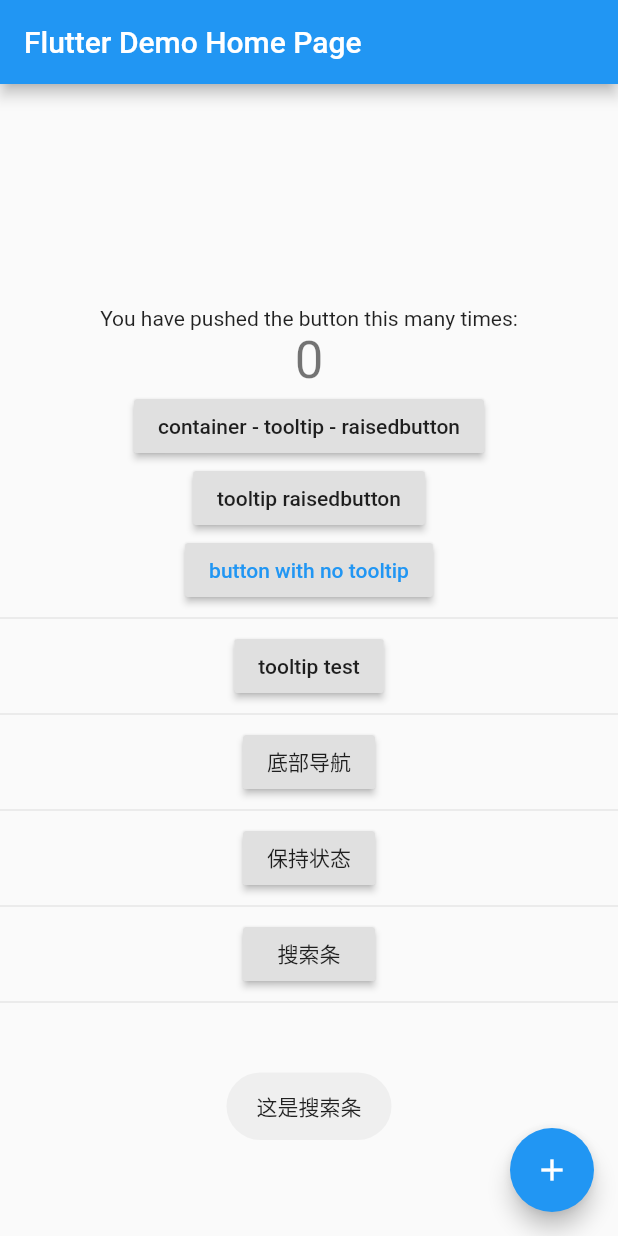
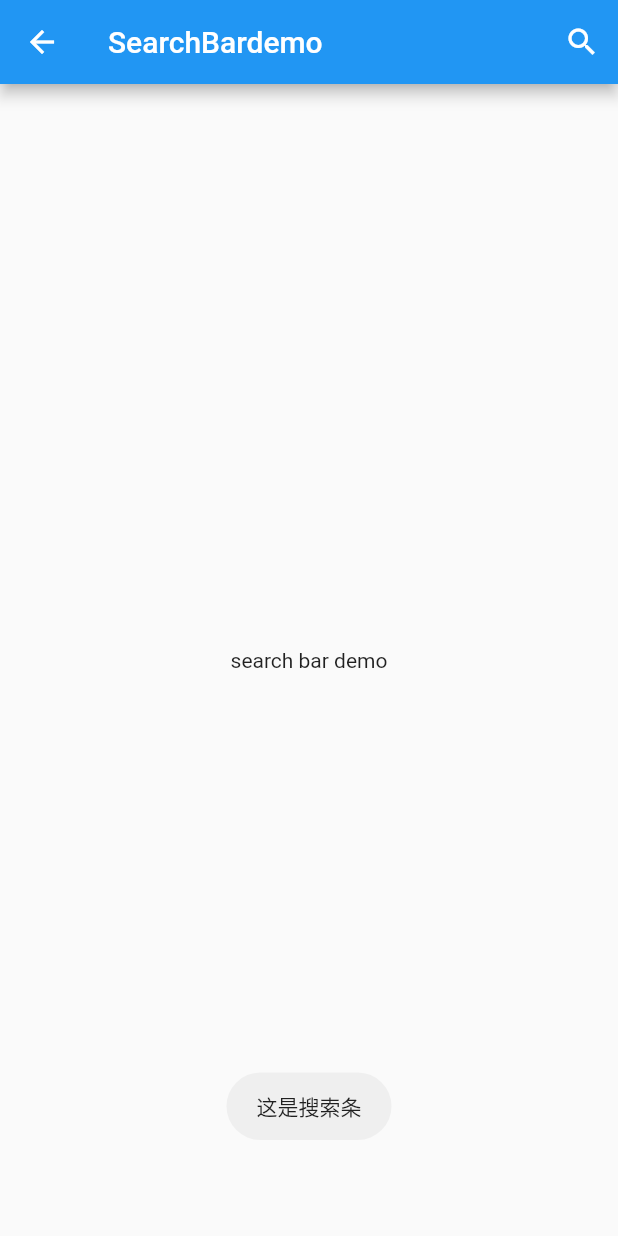
Before and after one commit to wjcwsq/flutter_study, a Flutter app: the screen it shows after launch, after a tap on "搜索条", on a phone screen of 412 x 824 dp. Run offline on Flutter 3.47's test engine with Material 2 defaults, Android fonts, the phone set to English and light mode, and no system bars; our stand-ins replace fluttertoast.

Commit message:
搜索栏功能

```diff
--- a/lib/main.dart
+++ b/lib/main.dart
@@ -3,6 +3,7 @@ import 'package:flutter_study/keep_state/keep_alive.dart';
 import 'package:flutter_study/tooltip/tooltip.dart';
 import 'package:flutter_study/bottom_navi/bottom_navigation.dart';
 import 'package:fluttertoast/fluttertoast.dart';
+import 'search_bar/search_bar_demo.dart';
 
 void main() => runApp(MyApp());
 
@@ -163,6 +164,9 @@ class _MyHomePageState extends State<MyHomePage> {
               child: Text('搜索条'),
               onPressed: (){
                 Fluttertoast.showToast(msg: '这是搜索条');
+                Navigator.push(context, MaterialPageRoute(
+                  builder: (context) => SearchBarDemo(),
+                ));
               },
             ),
             Divider(),
--- /dev/null
+++ b/lib/search_bar/asset.dart
@@ -0,0 +1,17 @@
+
+
+// 模拟数据
+// 搜索列表，应该是从数据库中查出来
+const searchList =[
+  'jiejie-one',
+  'jiejie-two',
+  'gege-one',
+  'gege-two',
+];
+
+// 模拟数据
+// 最近搜索文字，每次搜索后，要保存在本地，下次搜时查出来
+const recentSuggest = [
+  'suggest-one',
+  'suggest-two',
+];
--- /dev/null
+++ b/lib/search_bar/search_bar_demo.dart
@@ -0,0 +1,113 @@
+import 'package:flutter/material.dart';
+import 'asset.dart';
+
+
+class SearchBarDemo extends StatefulWidget{
+
+  @override
+  _SearchBarDemoState createState() => _SearchBarDemoState();
+}
+
+class _SearchBarDemoState extends State<SearchBarDemo>{
+
+  @override
+  Widget build(BuildContext context){
+    return Scaffold( //
+      appBar: AppBar(
+        title: Text('SearchBardemo'),
+        actions: <Widget>[
+          IconButton(
+            icon: Icon(Icons.search),
+            onPressed: (){
+              print('search');
+              // showSearch 是个顶级方法，调用 SearchDelegate<T> 显示搜索窗口
+              showSearch(context: context, delegate: SearchBarDelegate(), );
+            },
+
+          ),
+        ],
+      ),
+      // 这里不加body，也能正常显示
+      body: Center(
+        child: Text('search bar demo'),
+      ),
+    );
+  }
+}
+
+// 目前没有实现，点推荐项后，自动完成搜索
+// 回车完成搜索
+class SearchBarDelegate extends SearchDelegate<String>{
+
+  // 输入框右侧，构建一个叉，点后清空输入内容
+  @override
+  List<Widget> buildActions(BuildContext context){
+    return [
+      IconButton(
+        icon: Icon(Icons.clear),
+        onPressed: () => query = '',
+      ),
+
+    ];
+  }
+
+  // 左侧的返回按钮，动画，关闭窗口
+  @override
+  Widget buildLeading(BuildContext context){
+    return IconButton(
+      icon: AnimatedIcon(
+        // 这是左侧返回的图标样式
+        icon: AnimatedIcons.menu_arrow,
+        //icon: AnimatedIcons.home_menu,
+        progress: transitionAnimation,
+      ),
+      onPressed:() {
+          print('close search');
+          close(context, null);
+        },
+    );
+  }
+
+  // 搜到内容后，显示在页面中
+  @override
+  Widget buildResults(BuildContext context){
+    return Container(
+      width: 100,
+      height:100,
+      child: Card(
+        color: Colors.redAccent,
+        child: Center(
+          child: Text(query),
+        ),
+      ),
+    );
+  }
+
+  // 根据输入内容，自动显示推荐列表
+  @override
+  Widget buildSuggestions(BuildContext context){
+    final suggestionList = query.isEmpty
+        ? recentSuggest
+        : searchList.where((input) => input.startsWith(query)).toList();
+
+    return ListView.builder(
+      itemCount: suggestionList.length,
+      itemBuilder:(context, index) => ListTile(
+        title: RichText(
+          text: TextSpan(
+            text: suggestionList[index].substring(0, query.length),
+            style: TextStyle(color: Colors.black, fontWeight: FontWeight.bold),
+            children: [
+              TextSpan(
+                text: suggestionList[index].substring(query.length),
+                style: TextStyle(color: Colors.grey),
+              ),
+            ]
+          ),
+        ),
+      ),
+    );
+  }
+
+
+}
```
